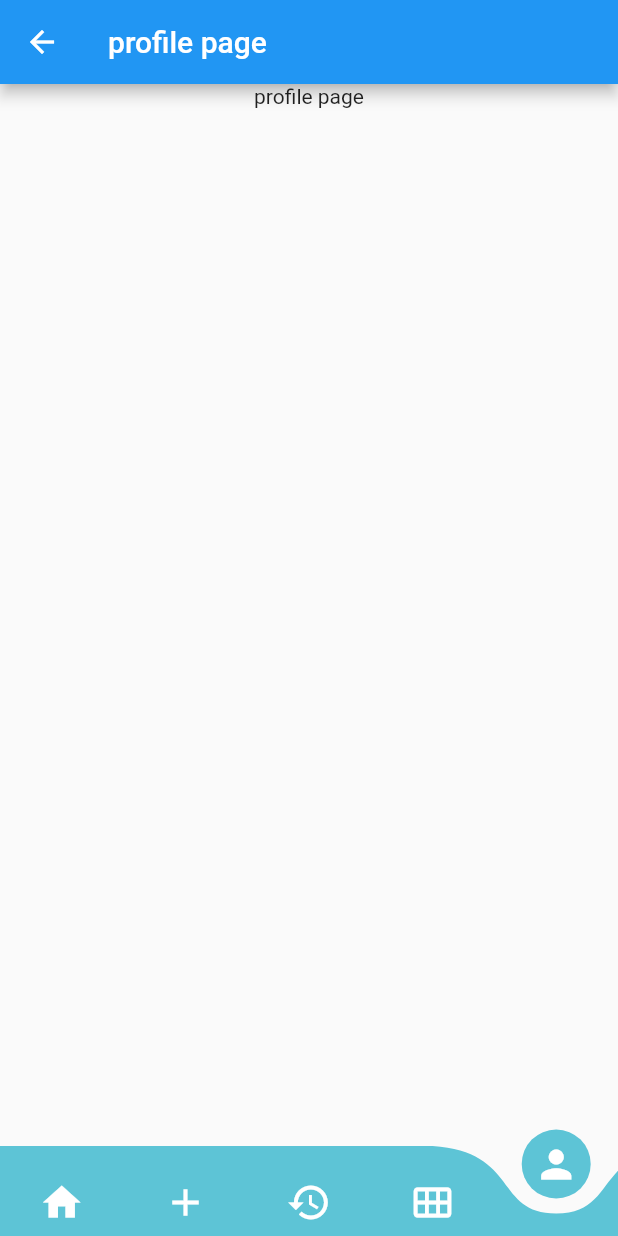
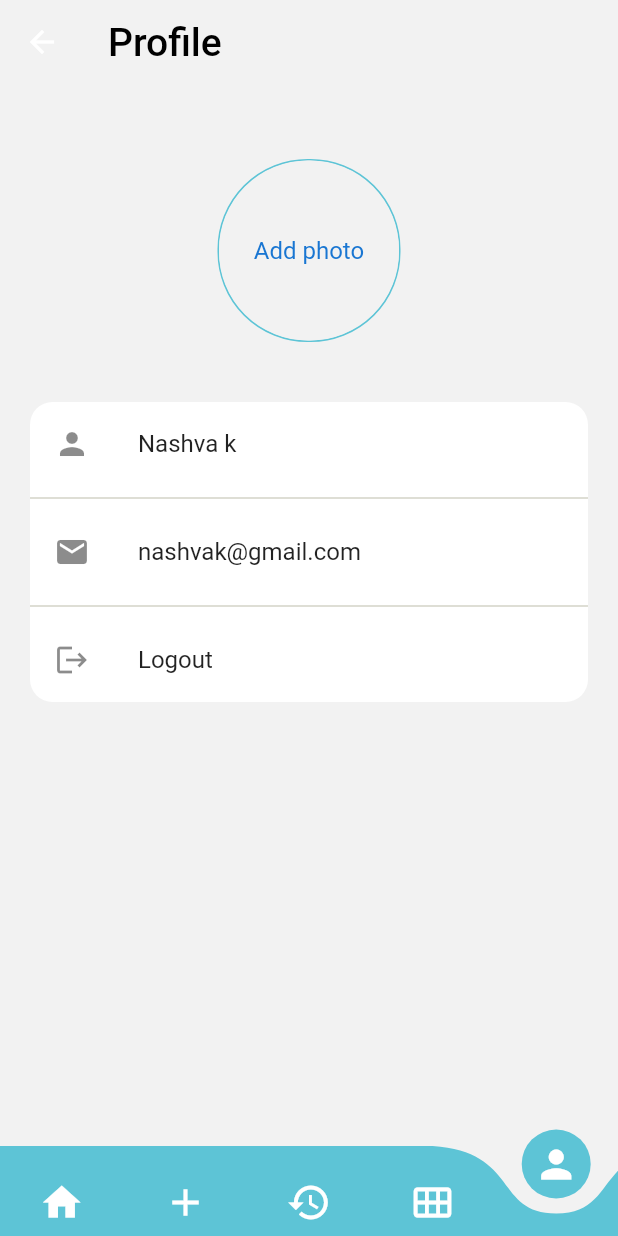
Before and after one commit to nashvak/expense_tracker, a Flutter app: the BottomNav screen opened by its route, item 5 of the bottom bar chosen, on a phone screen of 412 x 824 dp. Run offline on Flutter 3.47's test engine with Material 2 defaults, Android fonts, the phone set to English and light mode, and no system bars; drawn by our look-alikes of curved_navigation_bar; our stand-ins replace get, google_fonts, toggle_switch.

Commit message:
profile screen created

```diff
--- a/lib/custom_widgets/loginPage/login_widgets.dart
+++ b/lib/custom_widgets/common/login_widgets.dart
@@ -1,7 +1,7 @@
 import 'package:flutter/material.dart';
 
 import '../../constatnts/colors.dart';
-import '../common/sizedbox.dart';
+import 'sizedbox.dart';
 
 class CustomTextField extends StatelessWidget {
   const CustomTextField({this.icon, required this.title, super.key});
@@ -16,10 +16,10 @@ class CustomTextField extends StatelessWidget {
         borderRadius: BorderRadius.circular(40),
       ),
       child: TextFormField(
-        cursorColor: Color.fromARGB(255, 120, 120, 120),
+        cursorColor: const Color.fromARGB(255, 120, 120, 120),
         decoration: InputDecoration(
             border: InputBorder.none,
-            contentPadding: EdgeInsets.all(20),
+            contentPadding: const EdgeInsets.all(20),
             hintText: title,
             suffixIcon: icon),
       ),
--- a/lib/main.dart
+++ b/lib/main.dart
@@ -37,7 +37,8 @@ class MyApp extends StatelessWidget {
             name: '/addtransaction', page: () => const ScreenAddTransaction()),
         GetPage(name: '/addremainder', page: () => const ScreenAddRemainder()),
         GetPage(name: '/remainder', page: () => ScreenRemainder()),
-        GetPage(name: '/editremainder', page: () => ScreenEditRemainder()),
+        GetPage(
+            name: '/editremainder', page: () => const ScreenEditRemainder()),
       ],
     );
   }
--- a/lib/view/authentication/login.dart
+++ b/lib/view/authentication/login.dart
@@ -2,7 +2,7 @@ import 'package:expense_tracker/constatnts/colors.dart';
 import 'package:expense_tracker/custom_widgets/common/button.dart';
 import 'package:expense_tracker/custom_widgets/common/decoration.dart';
 import 'package:expense_tracker/custom_widgets/common/sizedbox.dart';
-import 'package:expense_tracker/custom_widgets/loginPage/login_widgets.dart';
+import 'package:expense_tracker/custom_widgets/common/login_widgets.dart';
 import 'package:flutter/material.dart';
 import 'package:get/get.dart';
 import 'package:google_fonts/google_fonts.dart';
@@ -45,7 +45,7 @@ class LoginScreen extends StatelessWidget {
                         style: titleStyle(),
                       ),
                       height10,
-                      CustomTextField(
+                      const CustomTextField(
                         title: 'Email',
                       ),
                       height30,
@@ -54,7 +54,7 @@ class LoginScreen extends StatelessWidget {
                         style: titleStyle(),
                       ),
                       height10,
-                      CustomTextField(
+                      const CustomTextField(
                         title: 'Password',
                         icon: Icon(Icons.visibility),
                       ),
--- a/lib/view/profile/profile_screen.dart
+++ b/lib/view/profile/profile_screen.dart
@@ -1,17 +1,66 @@
+import 'package:expense_tracker/constatnts/colors.dart';
+import 'package:expense_tracker/custom_widgets/common/sizedbox.dart';
 import 'package:flutter/material.dart';
 
 class ScreenProfile extends StatelessWidget {
-  const ScreenProfile({super.key});
+  ScreenProfile({super.key});
+  final List<String> title = ['Nashva k', 'nashvak@gmail.com', 'Logout'];
+  final List<Icon> icons = [
+    const Icon(Icons.person),
+    const Icon(Icons.email),
+    const Icon(Icons.logout)
+  ];
 
   @override
   Widget build(BuildContext context) {
     return Scaffold(
+      backgroundColor: Appcolor.tertiaryColor,
       appBar: AppBar(
-        title: const Text('profile page'),
+        title: const Text(
+          'Profile ',
+          style: TextStyle(color: Colors.black, fontSize: 26),
+        ),
+        backgroundColor: Colors.transparent,
+        elevation: 0,
       ),
-      body: const Center(
+      body: Padding(
+        padding: const EdgeInsets.only(left: 20, right: 20, top: 50, bottom: 0),
         child: Column(
-          children: [Text("profile page")],
+          children: [
+            Container(
+              decoration: BoxDecoration(
+                  border: Border.all(color: Appcolor.primaryColor),
+                  borderRadius: BorderRadius.circular(60)),
+              child: CircleAvatar(
+                radius: 60,
+                backgroundColor: Appcolor.tertiaryColor,
+                //child: Image.asset('images/expense-logo.png'),
+                child: Text('Add photo'),
+              ),
+            ),
+            height40,
+            Container(
+              height: 200,
+              width: MediaQuery.of(context).size.width,
+              decoration: ShapeDecoration(
+                  color: Colors.white,
+                  shape: RoundedRectangleBorder(
+                      borderRadius: BorderRadius.circular(15))),
+              child: ListView.separated(
+                  itemBuilder: (context, index) {
+                    return ListTile(
+                      leading: icons[index],
+                      title: Text(title[index]),
+                    );
+                  },
+                  separatorBuilder: (context, index) {
+                    return const Divider(
+                      color: Appcolor.secondaryColor,
+                    );
+                  },
+                  itemCount: 3),
+            )
+          ],
         ),
       ),
     );
--- a/lib/view/transaction/dashboard/bottom_nav.dart
+++ b/lib/view/transaction/dashboard/bottom_nav.dart
@@ -28,7 +28,7 @@ class _BottomNavState extends State<BottomNav> {
     const ScreenAddTransaction(),
     const ScreenHistory(),
     ScreenRemainder(),
-    const ScreenProfile(),
+    ScreenProfile(),
   ];
 
   @override
```
Also changed, not shown: lib/view/authentication/signup.dart (+6 -6 lines), lib/view/history/history_screen.dart (+6 -7 lines), lib/view/remainder/add_remainder.dart (+8 -8 lines), lib/view/remainder/edit_remainder.dart (+8 -8 lines), lib/view/transaction/add_transaction.dart (+9 -10 lines), lib/view/transaction/home_screen.dart (+8 -8 lines), lib/view/transaction/view_transaction.dart (+7 -35 lines), lib/custom_widgets/common/home_screen_widgets.dart (renamed from lib/custom_widgets/home_screen/home_screen_widgets.dart).
